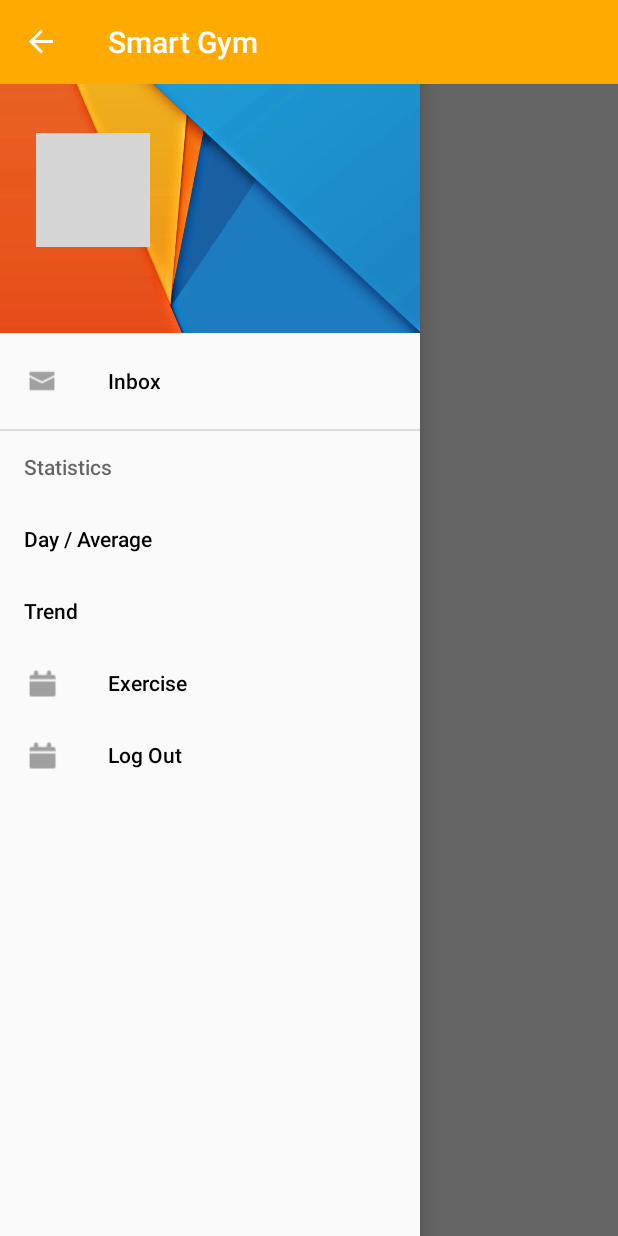
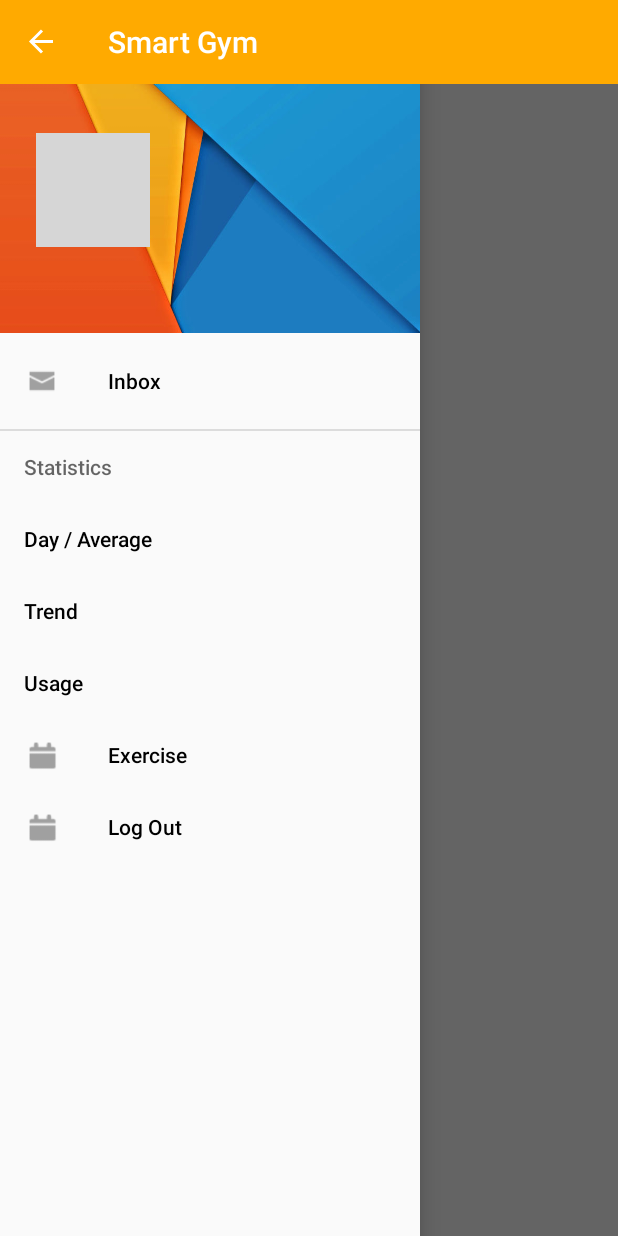
Before and after one commit to niso217/SmartGym, an Android app: the fragment TrendAverageFragmentTab placed in its activity, with the side drawer open, on a phone screen of 412 x 824 dp. Run offline under Robolectric (Android 15) with nearby library versions, the phone set to English and light mode, and no system bars; our stand-ins replace Firebase (no records; nobody signed in at launch, a user with empty details on screens opened directly), Picasso; libraries missing offline, so code that uses them is left out: com.facebook, com.facebook.login, com.github.mikephil.charting; pictures from the network do not load; 24 statements that could not run were skipped; grey boxes are pictures that could not be loaded.

Commit message:
added spline graph, bar graph, nfc reader,

```diff
--- a/app/src/main/java/com/a/n/smartgym/Graphs/DayAverageFragment.java
+++ b/app/src/main/java/com/a/n/smartgym/Graphs/DayAverageFragment.java
@@ -16,6 +16,7 @@ import android.widget.ListView;
 import com.a.n.smartgym.Adapter.ChartDataAdapter;
 import com.a.n.smartgym.Adapter.ViewPagerAdapter;
 import com.a.n.smartgym.Quary.DailyAverage;
+import com.a.n.smartgym.Quary.MachineUsage;
 import com.a.n.smartgym.R;
 import com.a.n.smartgym.repo.ExerciseRepo;
 import com.github.mikephil.charting.data.BarData;
@@ -162,6 +163,9 @@ public class DayAverageFragment extends Fragment {
 
         ArrayList<DailyAverage> DailyAverage = new ExerciseRepo().getAllDaysAverages(FirebaseAuth.getInstance().getCurrentUser().getUid());
 
+        ArrayList<MachineUsage> machineUsages = new ExerciseRepo().getUsage(FirebaseAuth.getInstance().getCurrentUser().getUid());
+
+
         Iterator iterator = DailyAverage.iterator();
         while (iterator.hasNext()) {
             DailyAverage temp = (DailyAverage) iterator.next();
--- a/app/src/main/java/com/a/n/smartgym/Graphs/TrendAverageFragmentTab.java
+++ b/app/src/main/java/com/a/n/smartgym/Graphs/TrendAverageFragmentTab.java
@@ -1,15 +1,19 @@
 package com.a.n.smartgym.Graphs;
 
 import android.graphics.Color;
+import android.graphics.DashPathEffect;
+import android.graphics.drawable.Drawable;
 import android.os.Bundle;
 import android.support.annotation.Nullable;
 import android.support.v4.app.Fragment;
+import android.support.v4.content.ContextCompat;
 import android.view.LayoutInflater;
 import android.view.View;
 import android.view.ViewGroup;
 
 import com.a.n.smartgym.Quary.DailyAverage;
 import com.a.n.smartgym.R;
+import com.a.n.smartgym.Utils.MyMarkerView;
 import com.github.mikephil.charting.charts.BarChart;
 import com.github.mikephil.charting.charts.LineChart;
 import com.github.mikephil.charting.components.AxisBase;
@@ -25,6 +29,7 @@ import com.github.mikephil.charting.formatter.IAxisValueFormatter;
 import com.github.mikephil.charting.interfaces.datasets.IBarDataSet;
 import com.github.mikephil.charting.interfaces.datasets.ILineDataSet;
 import com.github.mikephil.charting.utils.ColorTemplate;
+import com.github.mikephil.charting.utils.Utils;
 
 import java.util.ArrayList;
 
@@ -50,7 +55,7 @@ public class TrendAverageFragmentTab extends Fragment {
         mDailyAverage = bundle.getParcelableArrayList("data");
         getIDs(view);
         setEvents();
-        setData_BarChart2();
+        setData();
 
         return view;
     }
@@ -62,8 +67,7 @@ public class TrendAverageFragmentTab extends Fragment {
     }
 
 
-    private void setData_BarChart2() {
-
+    private void setData() {
 
         IAxisValueFormatter formatter = new IAxisValueFormatter() {
 
@@ -84,51 +88,85 @@ public class TrendAverageFragmentTab extends Fragment {
         xAxis.setDrawGridLines(false);
         xAxis.setGranularity(1f); // minimum axis-step (interval) is 1
         xAxis.setLabelRotationAngle(60);
+        xAxis.setValueFormatter(formatter);
 
-        xAxis.setValueFormatter(formatter);
+        Legend l = mLineChart.getLegend();
+        l.setEnabled(false);
+
+        mLineChart.getDescription().setEnabled(false);
+
+
+        // create a custom MarkerView (extend MarkerView) and specify the layout
+        // to use for it
+        MyMarkerView mv = new MyMarkerView(getContext(), R.layout.custom_marker_view);
+        mv.setChartView(mLineChart); // For bounds control
+        mLineChart.setMarker(mv); // Set the marker to the chart
+
 
 
         float start = 0f;
 
-        ArrayList<Entry> yVals1 = new ArrayList<Entry>();
+        ArrayList<Entry> values = new ArrayList<Entry>();
 
         float val = 0.0f;
         for (int i = (int) start; i < mDailyAverage.size(); i++) {
 
             val = (float) mDailyAverage.get(i).getAverage();
-            yVals1.add(new BarEntry(i + 1f, val));
+            values.add(new BarEntry(i + 1f, val));
         }
+
+
 
         LineDataSet set1;
 
         if (mLineChart.getData() != null &&
                 mLineChart.getData().getDataSetCount() > 0) {
-            set1 = (LineDataSet) mLineChart.getData().getDataSetByIndex(0);
-            set1.setValues(yVals1);
+            set1 = (LineDataSet)mLineChart.getData().getDataSetByIndex(0);
+            set1.setValues(values);
             mLineChart.getData().notifyDataChanged();
             mLineChart.notifyDataSetChanged();
         } else {
-            set1 = new LineDataSet(yVals1, "");
-            set1.setLineWidth(2f);
+            // create a dataset and give it a type
+            set1 = new LineDataSet(values, "DataSet 1");
+
+            set1.setDrawIcons(false);
+
+            // set the line to be drawn like this "- - - - - -"
+            set1.enableDashedLine(10f, 5f, 0f);
+            set1.enableDashedHighlightLine(10f, 5f, 0f);
+            set1.setColor(Color.BLACK);
+            set1.setCircleColor(Color.BLACK);
+            set1.setLineWidth(1f);
+            set1.setCircleRadius(3f);
+            set1.setDrawCircleHole(false);
+            set1.setValueTextSize(9f);
+            set1.setDrawFilled(true);
+            set1.setFormLineWidth(1f);
+            set1.setFormLineDashEffect(new DashPathEffect(new float[]{10f, 5f}, 0f));
+            set1.setFormSize(15.f);
             set1.setMode(LineDataSet.Mode.CUBIC_BEZIER);
-            //set1.setCubicIntensity(12f);
+
+
+            if (Utils.getSDKInt() >= 18) {
+                // fill drawable only supported on api level 18 and above
+                Drawable drawable = ContextCompat.getDrawable(getContext(), R.drawable.fade_red);
+                set1.setFillDrawable(drawable);
+            }
+            else {
+                set1.setFillColor(Color.BLACK);
+            }
 
             ArrayList<ILineDataSet> dataSets = new ArrayList<ILineDataSet>();
-            dataSets.add(set1);
+            dataSets.add(set1); // add the datasets
 
+            // create a data object with the datasets
             LineData data = new LineData(dataSets);
-            data.setValueTextSize(10f);
 
-            // data.setValueTypeface(mTfLight);
-            mLineChart.getDescription().setEnabled(false);
+            // set data
             mLineChart.setData(data);
-            mLineChart.invalidate();
+        }
+    }
 
-        }
-
-        Legend l = mLineChart.getLegend();
-        l.setEnabled(false);
-    }
 
 
     private void getIDs(View view) {
--- a/app/src/main/java/com/a/n/smartgym/MainActivity.java
+++ b/app/src/main/java/com/a/n/smartgym/MainActivity.java
@@ -28,6 +28,7 @@ import android.widget.TextView;
 
 import com.a.n.smartgym.Graphs.DayAverageFragment;
 import com.a.n.smartgym.Graphs.TrendAverageFragment;
+import com.a.n.smartgym.Graphs.UsageAverageFragment;
 import com.a.n.smartgym.Helpers.NdefReaderTask;
 import com.a.n.smartgym.barcode.BarcodeCaptureActivity;
 import com.a.n.smartgym.model.Visits;
@@ -282,6 +283,10 @@ public class MainActivity extends AppCompatActivity implements NavigationView.On
                 mCurrentFragment = new TrendAverageFragment();
                 fragmentTransaction.replace(R.id.containerView, mCurrentFragment).commit();
                 break;
+            case R.id.usage_average:
+                mCurrentFragment = new UsageAverageFragment();
+                fragmentTransaction.replace(R.id.containerView, mCurrentFragment).commit();
+                break;
 
             case R.id.nav_logout:
                 logout();
--- /dev/null
+++ b/app/src/main/res/drawable/fade_red.xml
@@ -0,0 +1,7 @@
+<?xml version="1.0" encoding="utf-8"?>
+<shape xmlns:android="http://schemas.android.com/apk/res/android">
+    <gradient
+        android:angle="90"
+        android:startColor="#00ff0000"
+        android:endColor="#ffff0000" />
+</shape>
--- a/app/src/main/res/menu/drawermenu.xml
+++ b/app/src/main/res/menu/drawermenu.xml
@@ -19,6 +19,9 @@
                 <item
                     android:id="@+id/day_device_average"
                     android:title="Trend" />
+                <item
+                    android:id="@+id/usage_average"
+                    android:title="Usage" />
             </menu>
         </item>
 
```
Also changed, not shown: app/src/main/java/com/a/n/smartgym/Graphs/UsageAverageFragment.java (added, +216 -0 lines), app/src/main/java/com/a/n/smartgym/Quary/MachineUsage.java (added, +59 -0 lines), app/src/main/java/com/a/n/smartgym/Utils/MyMarkerView.java (added, +52 -0 lines), app/src/main/java/com/a/n/smartgym/repo/ExerciseRepo.java (+33 -16 lines), app/src/main/res/layout/activity_piechart.xml (added, +12 -0 lines), app/src/main/res/layout/custom_marker_view.xml (added, +22 -0 lines), app/src/main/res/drawable/marker2.png (added), app/src/main/res/drawable/star.png (added).
